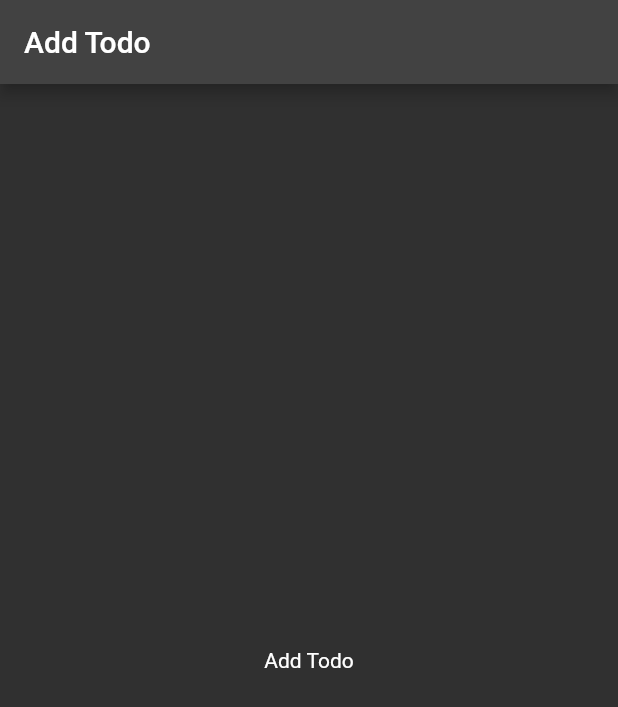
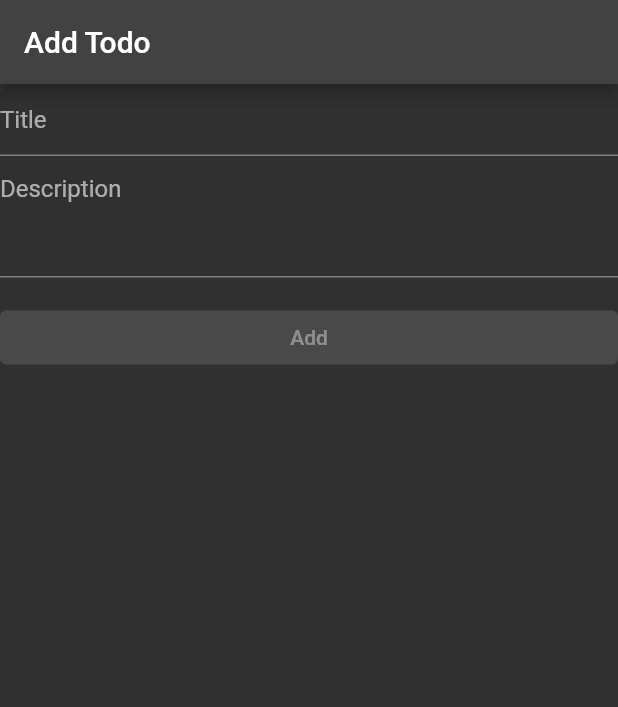
Before and after one commit to shinnkura/dark_todo_app, a Flutter app: the AddTodoPage screen opened directly, on a phone screen of 412 x 824 dp. Shown: the top 707 px of the screen. Run offline on Flutter 3.47's test engine with Material 2 defaults, Android fonts, the phone set to English and light mode, and no system bars.

Commit message:
add_page.dartにおける、UIの更新

```diff
--- a/lib/screens/add_page.dart
+++ b/lib/screens/add_page.dart
@@ -14,8 +14,28 @@ class _AddTodoPageState extends State<AddTodoPage> {
       appBar: AppBar(
         title: const Text('Add Todo'),
       ),
-      body: const Center(
-        child: Text('Add Todo'),
+      body: ListView(
+        children: const [
+          TextField(
+            decoration: InputDecoration(
+              hintText: 'Title',
+            ),
+          ),
+          TextField(
+            decoration: InputDecoration(
+              hintText: 'Description',
+            ),
+            minLines: 3,
+            maxLines: 5,
+          ),
+          SizedBox(
+            height: 16,
+          ),
+          ElevatedButton(
+            onPressed: null,
+            child: Text('Add'),
+          ),
+        ],
       ),
     );
   }
```
